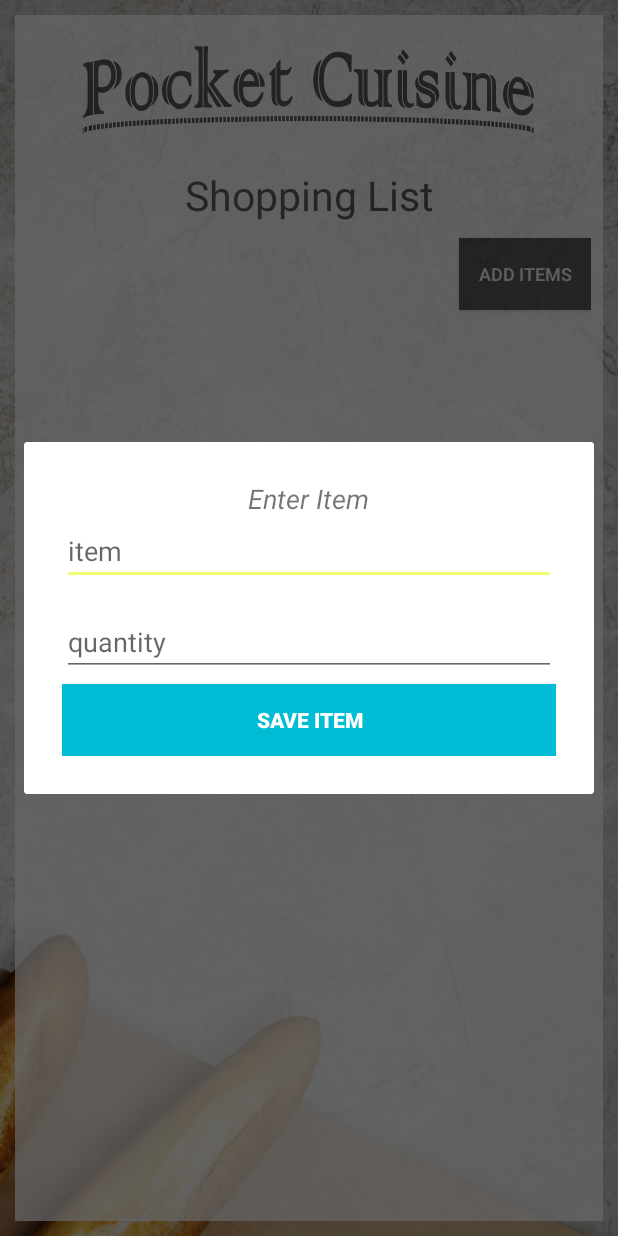
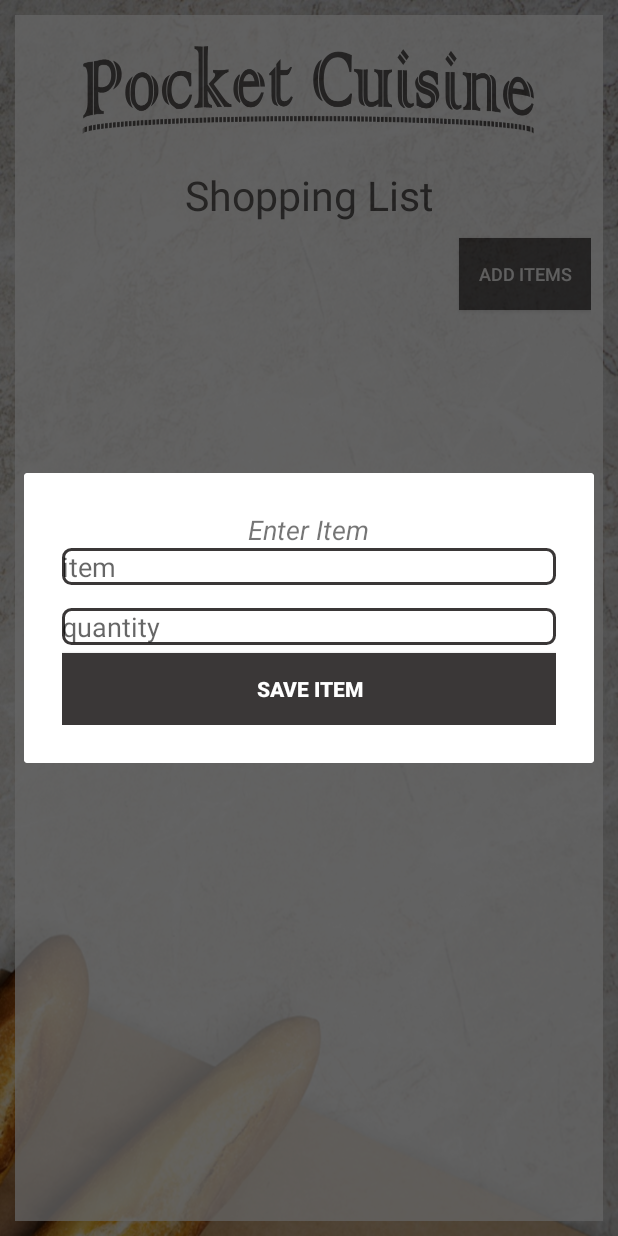
Before and after one commit to SlyLamb/SumProject, an Android app: the ShoppingListActivity screen opened directly, with no data from a screen before it, after a tap on "ADD ITEMS", on a phone screen of 412 x 824 dp. Run offline under Robolectric (Android 15) with nearby library versions, the phone set to English and light mode, and no system bars; network calls fail.

```diff
--- a/app/src/main/java/com/slylamb/pocketcuisine/Models/Recipe.java
+++ b/app/src/main/java/com/slylamb/pocketcuisine/Models/Recipe.java
@@ -41,7 +41,9 @@ public class Recipe {
     public void setImageLink(String imageLink){
         // Swapping http with https so image is found and displayed
         this.imageLink = imageLink.replace("http","https");
-
+        if(this.imageLink.contains("httpss")){
+            this.imageLink = this.imageLink.replace("httpss","https");
+        }
     }
     public void setPublisher(String publisher){
         this.publisher = publisher;
--- a/app/src/main/java/com/slylamb/pocketcuisine/Presenters/RecipeActivityPresenter.java
+++ b/app/src/main/java/com/slylamb/pocketcuisine/Presenters/RecipeActivityPresenter.java
@@ -36,7 +36,8 @@ public class RecipeActivityPresenter {
     private final String baseUrl = "https://www.food2fork.com/api/get?key=";
     //private final String key = "f5b73a553a6a92ccfabca695807bdaeb"; //50 calls limit per day
     //private final String key = "f5b73a553a6a92ccfabca695807bdaeb";
-    private final String key = "bba82bc3b0c0d5036c7d521014b02b62";
+    //private final String key = "bba82bc3b0c0d5036c7d521014b02b62";
+    private final String key = "2066d15049b02e6f8ea0b11f77f9fd30";
     //private final String key = "3092e7c11f93c302283e456ed92207e4";
 
     private final String recipeSearch = "&rId=";
--- a/app/src/main/java/com/slylamb/pocketcuisine/Views/SearchRecipeActivity.java
+++ b/app/src/main/java/com/slylamb/pocketcuisine/Views/SearchRecipeActivity.java
@@ -49,7 +49,8 @@ public class SearchRecipeActivity extends AppCompatActivity {
     private final String baseUrl = "https://www.food2fork.com/api/search?key=";
     //private final String key = "4d78d05d9f20215c272d04f6974c04db"; //50 calls limit per day
     //private final String key = "f5b73a553a6a92ccfabca695807bdaeb";//50 calls limit per day
-    private final String key = "bba82bc3b0c0d5036c7d521014b02b62";//50 calls limit per day
+    //private final String key = "bba82bc3b0c0d5036c7d521014b02b62";//50 calls limit per day
+    private final String key = "2066d15049b02e6f8ea0b11f77f9fd30";
     //private final String key = "3092e7c11f93c302283e456ed92207e4"; //50 calls limit per day
 
 
--- a/app/src/main/res/layout/generate_shopping_list_dialog.xml
+++ b/app/src/main/res/layout/generate_shopping_list_dialog.xml
@@ -24,7 +24,8 @@
             android:layout_height="wrap_content"
             android:layout_weight="1"
             android:ems="10"
-            android:inputType="date" />
+            android:inputType="date"
+            android:background="@drawable/edit_text_main"/>
 
     </LinearLayout>
 
@@ -46,7 +47,8 @@
             android:layout_height="wrap_content"
             android:layout_weight="1"
             android:ems="10"
-            android:inputType="date" />
+            android:inputType="date"
+            android:background="@drawable/edit_text_main"/>
 
     </LinearLayout>
 </LinearLayout>
--- a/app/src/main/res/layout/planned_meal.xml
+++ b/app/src/main/res/layout/planned_meal.xml
@@ -1,4 +1,5 @@
-<LinearLayout android:layout_width="368dp"
+<LinearLayout
+    android:layout_width="368dp"
     android:layout_height="495dp"
     xmlns:tools="http://schemas.android.com/tools"
     android:orientation="horizontal"
@@ -9,7 +10,7 @@
         android:id="@+id/btn_meal"
         android:layout_width="0dp"
         android:layout_height="wrap_content"
-        android:layout_weight="5" />
+        android:layout_weight="4" />
 
     <Button
         android:id="@+id/btn_delete_meal"
--- a/app/src/main/res/layout/shopping_list_dialog_delete.xml
+++ b/app/src/main/res/layout/shopping_list_dialog_delete.xml
@@ -27,7 +27,7 @@
                 android:layout_height="wrap_content"
                 android:layout_below="@id/textAlert"
                 android:layout_marginTop="19dp"
-                android:background="@color/colorPrimary"
+                android:background="@color/colorMainGray"
                 android:text="no"
                 android:textColor="@android:color/white" />
 
@@ -38,7 +38,7 @@
                 android:layout_height="wrap_content"
                 android:layout_alignBottom="@id/noButton"
                 android:layout_alignParentRight="true"
-                android:background="@color/colorPrimary"
+                android:background="@color/colorMainGray"
                 android:text="yes"
                 android:textColor="@android:color/white" />
 
--- a/app/src/main/res/layout/shopping_list_pop_up.xml
+++ b/app/src/main/res/layout/shopping_list_pop_up.xml
@@ -30,7 +30,8 @@
                 android:layout_below="@id/tile"
                 android:layout_width="match_parent"
                 android:hint="item"
-                android:layout_height="wrap_content" />
+                android:layout_height="wrap_content"
+                android:background="@drawable/edit_text_main"/>
 
             <EditText
                 android:id="@+id/txtQty"
@@ -38,7 +39,8 @@
                 android:hint="quantity"
                 android:layout_marginTop="15dp"
                 android:layout_width="match_parent"
-                android:layout_height="wrap_content" />
+                android:layout_height="wrap_content"
+                android:background="@drawable/edit_text_main"/>
 
             <Button
                 android:id="@+id/btnSave"
@@ -46,7 +48,7 @@
                 android:layout_height="wrap_content"
                 android:layout_below="@id/txtQty"
                 android:layout_marginTop="5dp"
-                android:background="@color/colorPrimary"
+                android:background="@color/colorMainGray"
                 android:text="Save Item"
                 android:textColor="@android:color/white"
                 android:textStyle="bold" />
--- a/app/src/main/res/layout/shopping_list_row1.xml
+++ b/app/src/main/res/layout/shopping_list_row1.xml
@@ -26,7 +26,6 @@
 
 
             <TextView
-
                 android:id="@+id/itemName"
                 android:text="Shopping List Item"
                 android:textSize="18sp"
@@ -40,7 +39,7 @@
                 android:background="?android:selectableItemBackground"
                 android:layout_width="0dp"
                 android:layout_weight="1"
-                android:layout_height="30dp"
+                android:layout_height="wrap_content"
                 app:srcCompat="@raw/delete_image"
                 />
         </LinearLayout>
```
